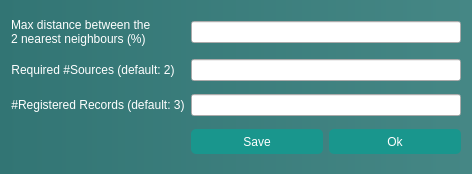
lmpn/iSpecID, file iSpecIDApp/gradingoptionsdialog.ui: the form before one commit.
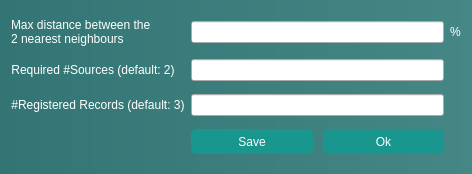
The form after the commit.

```diff
--- a/iSpecIDApp/gradingoptionsdialog.ui
+++ b/iSpecIDApp/gradingoptionsdialog.ui
@@ -19,49 +19,71 @@
 }</string>
   </property>
   <layout class="QGridLayout" name="gridLayout">
-   <item row="3" column="1">
-    <widget class="QPushButton" name="save_options_button">
+   <item row="1" column="1" colspan="2">
+    <widget class="QLineEdit" name="min_lab_text"/>
+   </item>
+   <item row="0" column="1" colspan="2">
+    <widget class="QLineEdit" name="max_dist_text">
      <property name="sizePolicy">
-      <sizepolicy hsizetype="Minimum" vsizetype="Maximum">
+      <sizepolicy hsizetype="MinimumExpanding" vsizetype="Fixed">
        <horstretch>0</horstretch>
        <verstretch>0</verstretch>
       </sizepolicy>
      </property>
-     <property name="minimumSize">
-      <size>
-       <width>50</width>
-       <height>25</height>
-      </size>
+    </widget>
+   </item>
+   <item row="2" column="0">
+    <widget class="QLabel" name="min_lab_label">
+     <property name="sizePolicy">
+      <sizepolicy hsizetype="Fixed" vsizetype="Preferred">
+       <horstretch>0</horstretch>
+       <verstretch>0</verstretch>
+      </sizepolicy>
      </property>
      <property name="styleSheet">
-      <string notr="true">QPushButton#save_options_button{
-color:white;
-background:rgb(25, 150, 141);
-border-color:rgb(25, 150, 141);
-border-radius: 5px;
-height: 25px
-}
-
-QPushButton#save_options_button:hover
-{
-color:(220, 223, 223);
-background:rgb(21, 156, 143);
-border-color:rgb(21, 156, 143);
-border-radius: 5px;
-height: 25px
-}
-
-QPushButton#save_options_button:pressed
-{
-color:rgb(211, 213, 213);
-background:rgb(16, 117, 107);
-border-color:rgb(16, 117, 107);
-border-radius: 5px;
-height: 25px
-}</string>
+      <string notr="true">color:white</string>
      </property>
      <property name="text">
-      <string>Save</string>
+      <string>#Registered Records (default: 3)</string>
+     </property>
+     <property name="alignment">
+      <set>Qt::AlignCenter</set>
+     </property>
+    </widget>
+   </item>
+   <item row="1" column="0">
+    <widget class="QLabel" name="min_sequences_label">
+     <property name="sizePolicy">
+      <sizepolicy hsizetype="Fixed" vsizetype="Preferred">
+       <horstretch>0</horstretch>
+       <verstretch>0</verstretch>
+      </sizepolicy>
+     </property>
+     <property name="styleSheet">
+      <string notr="true">color:white
+</string>
+     </property>
+     <property name="text">
+      <string>Required #Sources (default: 2)</string>
+     </property>
+     <property name="alignment">
+      <set>Qt::AlignCenter</set>
+     </property>
+    </widget>
+   </item>
+   <item row="0" column="3">
+    <widget class="QLabel" name="label">
+     <property name="sizePolicy">
+      <sizepolicy hsizetype="Maximum" vsizetype="Preferred">
+       <horstretch>0</horstretch>
+       <verstretch>0</verstretch>
+      </sizepolicy>
+     </property>
+     <property name="styleSheet">
+      <string notr="true">color:white</string>
+     </property>
+     <property name="text">
+      <string>%</string>
      </property>
     </widget>
    </item>
@@ -78,7 +100,7 @@
      </property>
      <property name="text">
       <string>Max distance between the
-2 nearest neighbours (%)</string>
+2 nearest neighbours</string>
      </property>
      <property name="alignment">
       <set>Qt::AlignJustify|Qt::AlignVCenter</set>
@@ -88,17 +110,58 @@
    <item row="2" column="1" colspan="2">
     <widget class="QLineEdit" name="min_sequences_text"/>
    </item>
-   <item row="0" column="1" colspan="2">
-    <widget class="QLineEdit" name="max_dist_text">
+   <item row="3" column="1" colspan="2">
+    <layout class="QHBoxLayout" name="horizontalLayout">
+     <property name="spacing">
+      <number>10</number>
+     </property>
+     <item>
+      <widget class="QPushButton" name="save_options_button">
      <property name="sizePolicy">
-      <sizepolicy hsizetype="MinimumExpanding" vsizetype="Fixed">
+        <sizepolicy hsizetype="Minimum" vsizetype="Maximum">
        <horstretch>0</horstretch>
        <verstretch>0</verstretch>
       </sizepolicy>
      </property>
-    </widget>
-   </item>
-   <item row="3" column="2">
+       <property name="minimumSize">
+        <size>
+         <width>50</width>
+         <height>25</height>
+        </size>
+       </property>
+       <property name="styleSheet">
+        <string notr="true">QPushButton#save_options_button{
+color:white;
+background:rgb(25, 150, 141);
+border-color:rgb(25, 150, 141);
+border-radius: 5px;
+height: 25px
+}
+
+QPushButton#save_options_button:hover
+{
+color:(220, 223, 223);
+background:rgb(21, 156, 143);
+border-color:rgb(21, 156, 143);
+border-radius: 5px;
+height: 25px
+}
+
+QPushButton#save_options_button:pressed
+{
+color:rgb(211, 213, 213);
+background:rgb(16, 117, 107);
+border-color:rgb(16, 117, 107);
+border-radius: 5px;
+height: 25px
+}</string>
+       </property>
+       <property name="text">
+        <string>Save</string>
+       </property>
+      </widget>
+     </item>
+     <item>
     <widget class="QPushButton" name="ok_button">
      <property name="sizePolicy">
       <sizepolicy hsizetype="Minimum" vsizetype="Maximum">
@@ -144,47 +207,7 @@
      </property>
     </widget>
    </item>
-   <item row="1" column="1" colspan="2">
-    <widget class="QLineEdit" name="min_lab_text"/>
-   </item>
-   <item row="2" column="0">
-    <widget class="QLabel" name="min_lab_label">
-     <property name="sizePolicy">
-      <sizepolicy hsizetype="Fixed" vsizetype="Preferred">
-       <horstretch>0</horstretch>
-       <verstretch>0</verstretch>
-      </sizepolicy>
-     </property>
-     <property name="styleSheet">
-      <string notr="true">color:white</string>
-     </property>
-     <property name="text">
-      <string>#Registered Records (default: 3)</string>
-     </property>
-     <property name="alignment">
-      <set>Qt::AlignCenter</set>
-     </property>
-    </widget>
-   </item>
-   <item row="1" column="0">
-    <widget class="QLabel" name="min_sequences_label">
-     <property name="sizePolicy">
-      <sizepolicy hsizetype="Fixed" vsizetype="Preferred">
-       <horstretch>0</horstretch>
-       <verstretch>0</verstretch>
-      </sizepolicy>
-     </property>
-     <property name="styleSheet">
-      <string notr="true">color:white
-</string>
-     </property>
-     <property name="text">
-      <string>Required #Sources (default: 2)</string>
-     </property>
-     <property name="alignment">
-      <set>Qt::AlignCenter</set>
-     </property>
-    </widget>
+    </layout>
    </item>
   </layout>
  </widget>
```
Lines whose indentation alone changed are shown as unchanged.
